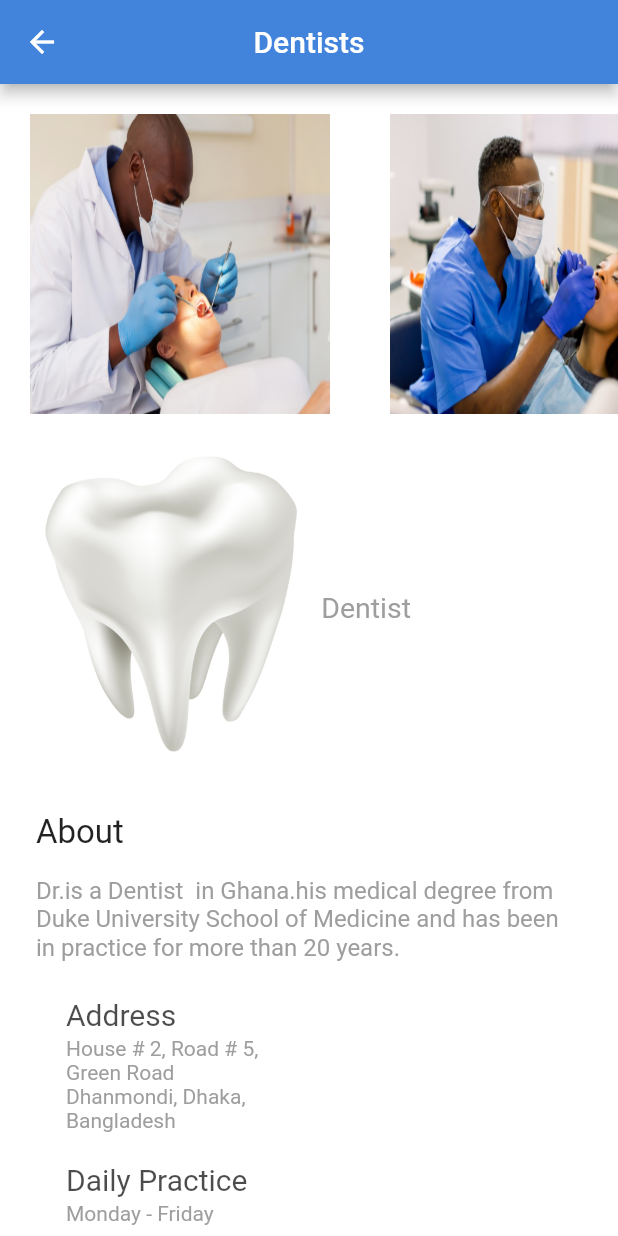
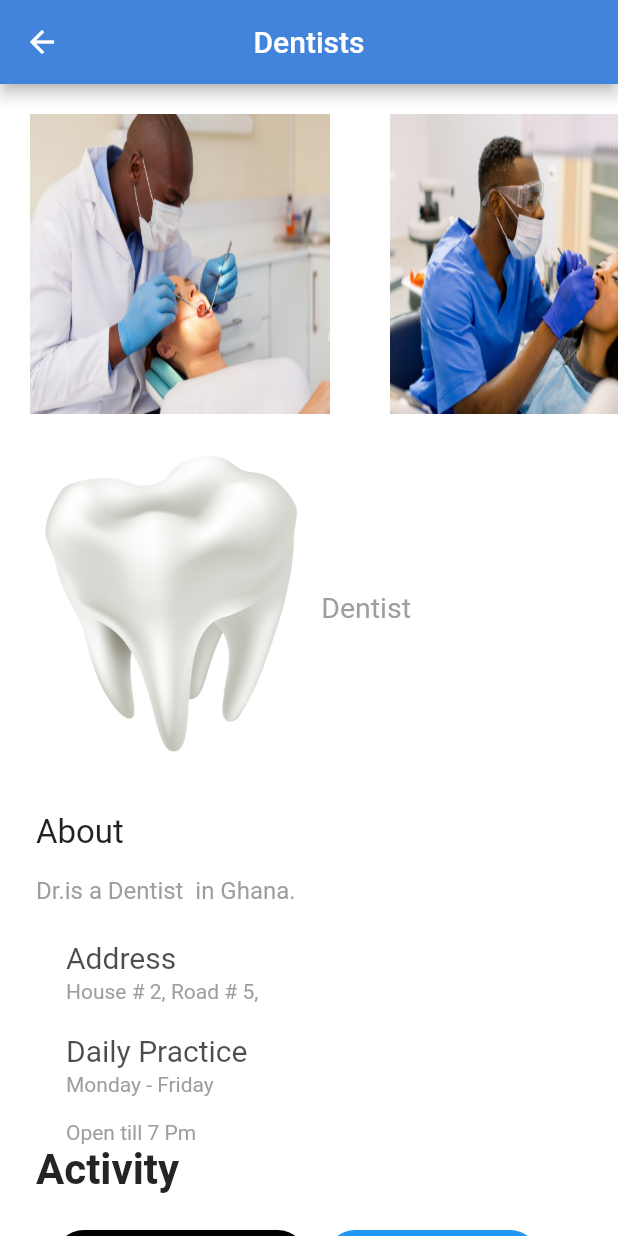
Before and after one commit to Mr-Deee/totalclinic, a Flutter app: the Dentist screen opened by its route, on a phone screen of 412 x 824 dp. Run offline on Flutter 3.47's test engine with Material 2 defaults, Android fonts, the phone set to English and light mode, and no system bars; our stand-ins replace animate_do, animated_flip_counter, cached_network_image, cloud_firestore, firebase_auth, firebase_core and 10 more; accounts and stored records are empty.

Commit message:
my health

```diff
--- a/lib/Pages/Dentist.dart
+++ b/lib/Pages/Dentist.dart
@@ -158,7 +158,7 @@ class _DentistpageState extends State<Dentist> {
                   height: 16,
                 ),
                 Text(
-                  "Dr.is a Dentist  in Ghana.his medical degree from Duke University School of Medicine and has been in practice for more than 20 years. ",
+                  "Dr.is a Dentist  in Ghana.",
                   style: TextStyle(color: Colors.grey, fontSize: 16),
                 ),
                 SizedBox(
@@ -189,7 +189,7 @@ class _DentistpageState extends State<Dentist> {
                                 Container(
                                     width: MediaQuery.of(context).size.width - 268,
                                     child: Text(
-                                      "House # 2, Road # 5, Green Road Dhanmondi, Dhaka, Bangladesh",
+                                      "House # 2, Road # 5, ",
                                       style: TextStyle(color: Colors.grey),
                                     ))
                               ],
@@ -247,10 +247,14 @@ class _DentistpageState extends State<Dentist> {
                   height: 12,
                 ),
 
-                    Row(
+                    SingleChildScrollView(
+                      scrollDirection: Axis.horizontal,
+                      child: Row(
                         mainAxisAlignment: MainAxisAlignment.spaceBetween,
                         children: [
-                        GestureDetector(
+                          Padding(
+                            padding: const EdgeInsets.all(12.0),
+                            child: GestureDetector(
                               onTap: (){
                                 Navigator.of(context).push(MaterialPageRoute(
                                     builder: (context) => BookingScreen()));
@@ -259,7 +263,7 @@ class _DentistpageState extends State<Dentist> {
                                 child: Container(
                                   padding: EdgeInsets.symmetric(vertical: 24,horizontal: 16),
                                   decoration: BoxDecoration(
-                                  color: Colors.black38,
+                                      color: Colors.black,
                                       borderRadius: BorderRadius.circular(20)),
                                   child: SingleChildScrollView(
                                     child: Row(
@@ -287,6 +291,7 @@ class _DentistpageState extends State<Dentist> {
                                   ),
                                 ),
 
+                            ),
                           ),
 
                           Container(
@@ -317,7 +322,7 @@ class _DentistpageState extends State<Dentist> {
                                     //  child: Image.asset("assets/images/faq.png")
                                   ),
 
-                                SizedBox(width: 20,),
+                                  SizedBox(width: 2),
                                   Container(
                                     // width: MediaQuery.of(context).size.width/2 - 130,
                                     child: Text(
@@ -331,6 +336,7 @@ class _DentistpageState extends State<Dentist> {
                             ),
                           )
                         ],
+                      ),
                     ),
 
 
```
Lines whose indentation alone changed are shown as unchanged.
